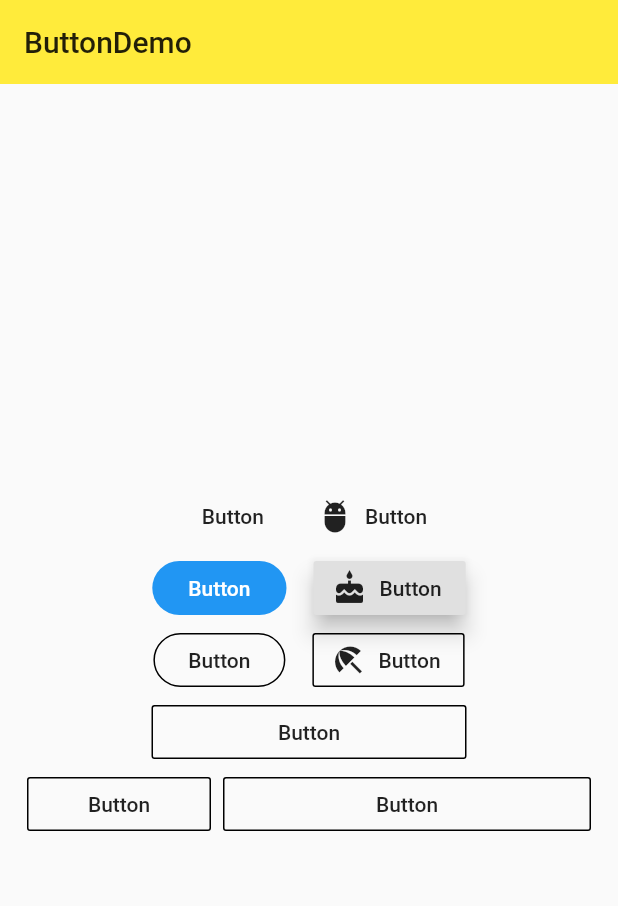
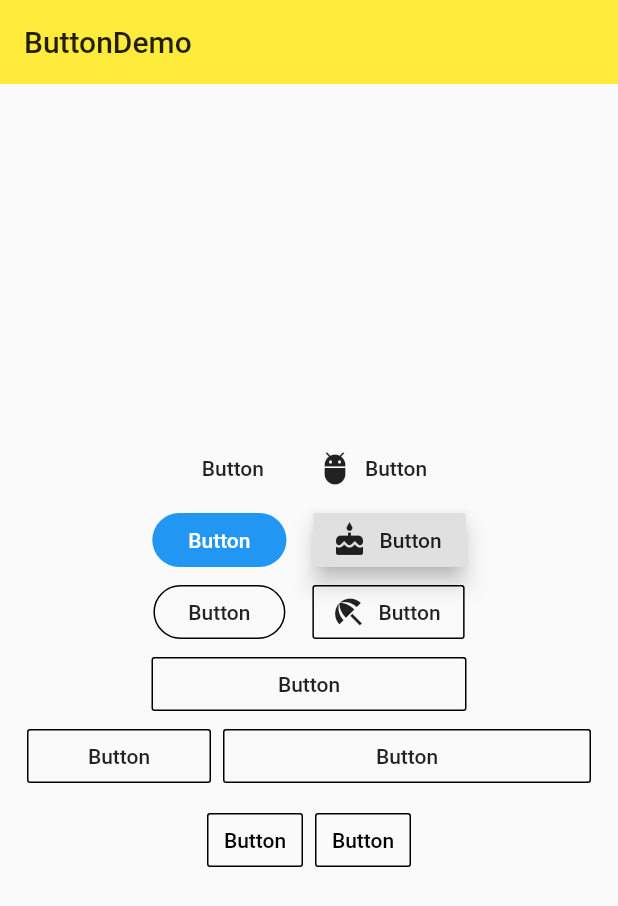
Before and after one commit to persilee/flutter_pro, a Flutter app: the ButtonDemo screen opened directly, on a phone screen of 412 x 824 dp. Shown: the top 906 px of the screen. Run offline on Flutter 3.47's test engine with Material 2 defaults, Android fonts, the phone set to English and light mode, and no system bars.

Commit message:
add buttonBar demo

```diff
--- a/lib/demo/components_demo.dart
+++ b/lib/demo/components_demo.dart
@@ -162,6 +162,39 @@ class ButtonDemo extends StatelessWidget {
       ],
     );
 
+    final Widget _buttonBar = Theme(
+      data: Theme.of(context).copyWith(
+        buttonTheme: ButtonThemeData(
+          padding: EdgeInsets.symmetric(horizontal: 18.0),
+        ),
+      ),
+      child: ButtonBar(
+        alignment: MainAxisAlignment.center,
+        children: < Widget > [
+          OutlineButton(
+            child: Text('Button'),
+            onPressed: () {},
+            splashColor: Colors.grey[200],
+            borderSide: BorderSide(
+              color: Colors.black,
+            ),
+            highlightedBorderColor: Colors.yellow[300],
+            // color: Colors.yellow,
+          ),
+          OutlineButton(
+            child: Text('Button'),
+            onPressed: () {},
+            splashColor: Colors.grey[200],
+            borderSide: BorderSide(
+              color: Colors.black,
+            ),
+            highlightedBorderColor: Colors.yellow[300],
+            // color: Colors.yellow,
+          ),
+        ],
+      ),
+    );
+
     return Scaffold(
       appBar: AppBar(
         title: Text('ButtonDemo'),
@@ -177,6 +210,7 @@ class ButtonDemo extends StatelessWidget {
             _outlineButton,
             _fixedOutlineButton,
             _expandedButton,
+            _buttonBar,
           ],
         ),
       ),
```
